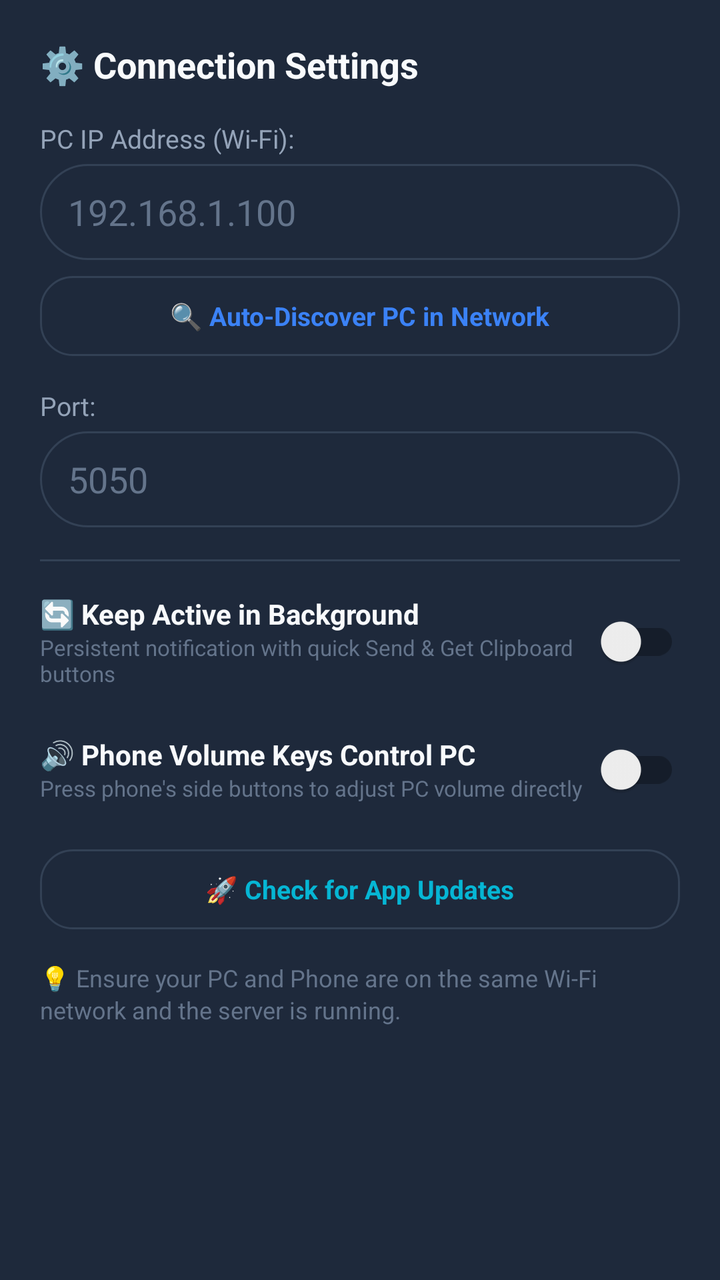
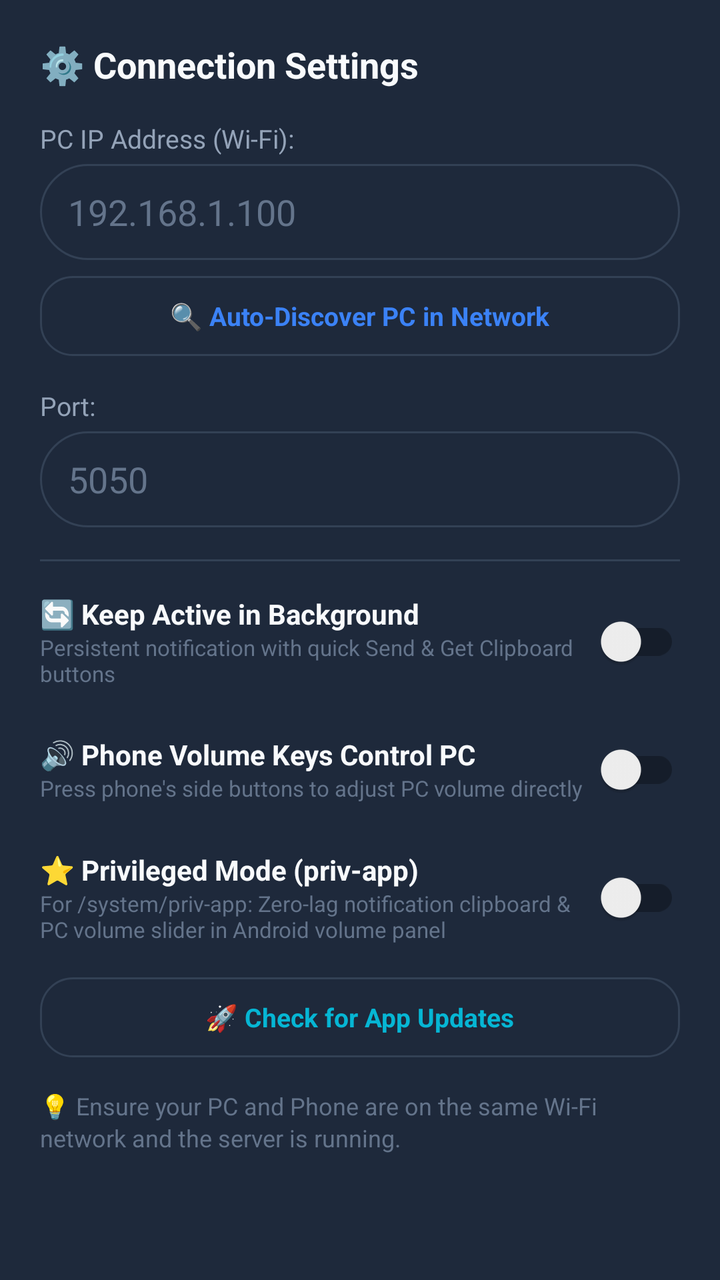

Screens rendered from an Android XML layout before and after an edit, with the pre-edit source and the edit as a unified diff.
<!-- AndroidManifest.xml: application theme Theme.PCRemote -->
<!-- res/layout/dialog_settings.xml -->
<?xml version="1.0" encoding="utf-8"?>
<LinearLayout xmlns:android="http://schemas.android.com/apk/res/android"
    android:layout_width="match_parent"
    android:layout_height="wrap_content"
    android:orientation="vertical"
    android:padding="20dp"
    android:background="@color/surface_dark">

    <TextView
        android:layout_width="match_parent"
        android:layout_height="wrap_content"
        android:text="⚙️ Connection Settings"
        android:textColor="@color/text_primary"
        android:textSize="18sp"
        android:textStyle="bold"
        android:layout_marginBottom="16dp" />

    <TextView
        android:layout_width="match_parent"
        android:layout_height="wrap_content"
        android:text="PC IP Address (Wi-Fi):"
        android:textColor="@color/text_secondary"
        android:textSize="13sp"
        android:layout_marginBottom="4dp" />

    <EditText
        android:id="@+id/etIpAddress"
        android:layout_width="match_parent"
        android:layout_height="48dp"
        android:background="@drawable/bg_input"
        android:paddingStart="14dp"
        android:paddingEnd="14dp"
        android:hint="192.168.1.100"
        android:textColorHint="@color/text_muted"
        android:textColor="@color/text_primary"
        android:inputType="textUri"
        android:layout_marginBottom="8dp" />

    <LinearLayout
        android:id="@+id/btnAutoDiscover"
        android:layout_width="match_parent"
        android:layout_height="40dp"
        android:background="@drawable/bg_chip"
        android:gravity="center"
        android:clickable="true"
        android:focusable="true"
        android:layout_marginBottom="16dp">

        <TextView
            android:id="@+id/tvAutoDiscoverText"
            android:layout_width="wrap_content"
            android:layout_height="wrap_content"
            android:text="🔍 Auto-Discover PC in Network"
            android:textColor="@color/accent_blue"
            android:textSize="13sp"
            android:textStyle="bold" />
    </LinearLayout>

    <TextView
        android:layout_width="match_parent"
        android:layout_height="wrap_content"
        android:text="Port:"
        android:textColor="@color/text_secondary"
        android:textSize="13sp"
        android:layout_marginBottom="4dp" />

    <EditText
        android:id="@+id/etPort"
        android:layout_width="match_parent"
        android:layout_height="48dp"
        android:background="@drawable/bg_input"
        android:paddingStart="14dp"
        android:paddingEnd="14dp"
        android:hint="5050"
        android:textColorHint="@color/text_muted"
        android:textColor="@color/text_primary"
        android:inputType="number"
        android:layout_marginBottom="16dp" />

    
    <View
        android:layout_width="match_parent"
        android:layout_height="1dp"
        android:background="#334155"
        android:layout_marginBottom="16dp" />

    
    <LinearLayout
        android:layout_width="match_parent"
        android:layout_height="wrap_content"
        android:orientation="horizontal"
        android:gravity="center_vertical"
        android:layout_marginBottom="16dp">

        <LinearLayout
            android:layout_width="0dp"
            android:layout_height="wrap_content"
            android:layout_weight="1"
            android:orientation="vertical">

            <TextView
                android:layout_width="wrap_content"
                android:layout_height="wrap_content"
                android:text="🔄 Keep Active in Background"
                android:textColor="@color/text_primary"
                android:textSize="14sp"
                android:textStyle="bold" />

            <TextView
                android:layout_width="wrap_content"
                android:layout_height="wrap_content"
                android:text="Persistent notification with quick Send &amp; Get Clipboard buttons"
                android:textColor="@color/text_muted"
                android:textSize="11sp" />
        </LinearLayout>

        <androidx.appcompat.widget.SwitchCompat
            android:id="@+id/switchKeepBackground"
            android:layout_width="wrap_content"
            android:layout_height="wrap_content" />
    </LinearLayout>

    
    <LinearLayout
        android:layout_width="match_parent"
        android:layout_height="wrap_content"
        android:orientation="horizontal"
        android:gravity="center_vertical"
        android:layout_marginBottom="16dp">

        <LinearLayout
            android:layout_width="0dp"
            android:layout_height="wrap_content"
            android:layout_weight="1"
            android:orientation="vertical">

            <TextView
                android:layout_width="wrap_content"
                android:layout_height="wrap_content"
                android:text="🔊 Phone Volume Keys Control PC"
                android:textColor="@color/text_primary"
                android:textSize="14sp"
                android:textStyle="bold" />

            <TextView
                android:layout_width="wrap_content"
                android:layout_height="wrap_content"
                android:text="Press phone's side buttons to adjust PC volume directly"
                android:textColor="@color/text_muted"
                android:textSize="11sp" />
        </LinearLayout>

        <androidx.appcompat.widget.SwitchCompat
            android:id="@+id/switchHwVolume"
            android:layout_width="wrap_content"
            android:layout_height="wrap_content" />
    </LinearLayout>

    
    <LinearLayout
        android:id="@+id/btnCheckUpdates"
        android:layout_width="match_parent"
        android:layout_height="40dp"
        android:background="@drawable/bg_chip"
        android:gravity="center"
        android:clickable="true"
        android:focusable="true"
        android:layout_marginBottom="16dp">

        <TextView
            android:id="@+id/tvCheckUpdatesText"
            android:layout_width="wrap_content"
            android:layout_height="wrap_content"
            android:text="🚀 Check for App Updates"
            android:textColor="@color/accent"
            android:textSize="13sp"
            android:textStyle="bold" />
    </LinearLayout>

    <TextView
        android:layout_width="match_parent"
        android:layout_height="wrap_content"
        android:text="💡 Ensure your PC and Phone are on the same Wi-Fi network and the server is running."
        android:textColor="@color/text_muted"
        android:textSize="12sp"
        android:lineSpacingExtra="2dp" />

</LinearLayout>
<!-- resources referenced by this layout -->
<resources>
  <color name="accent">#06B6D4</color>
  <color name="accent_blue">#3B82F6</color>
  <color name="surface_dark">#1E293B</color>
  <color name="text_muted">#64748B</color>
  <color name="text_primary">#F8FAFC</color>
  <color name="text_secondary">#94A3B8</color>
  <!-- drawable bg_chip (drawable) -->
  <?xml version="1.0" encoding="utf-8"?>
  <ripple xmlns:android="http://schemas.android.com/apk/res/android"
      android:color="@color/primary_light">
      <item>
          <shape>
              <solid android:color="@color/surface_dark" />
              <stroke android:width="1dp" android:color="@color/surface_variant" />
              <corners android:radius="16dp" />
              <padding
                  android:left="14dp"
                  android:top="8dp"
                  android:right="14dp"
                  android:bottom="8dp" />
          </shape>
      </item>
  </ripple>
  <!-- drawable bg_input (drawable) -->
  <?xml version="1.0" encoding="utf-8"?>
  <shape xmlns:android="http://schemas.android.com/apk/res/android">
      <solid android:color="@color/surface_dark" />
      <stroke android:width="1dp" android:color="@color/surface_variant" />
      <corners android:radius="24dp" />
  </shape>
  <style name="Theme.PCRemote" parent="Theme.MaterialComponents.DayNight.NoActionBar">
          
          <item name="colorPrimary">@color/primary</item>
          <item name="colorPrimaryVariant">@color/primary_dark</item>
          <item name="colorOnPrimary">@color/text_primary</item>
          
          <item name="colorSecondary">@color/accent</item>
          <item name="colorSecondaryVariant">@color/accent</item>
          <item name="colorOnSecondary">@color/text_primary</item>
          
          <item name="android:statusBarColor">@color/bg_dark</item>
          <item name="android:windowBackground">@color/bg_dark</item>
      </style>
  <color name="primary_light">#14B8A6</color>
  <color name="surface_variant">#334155</color>
  <color name="primary">#0D9488</color>
  <color name="primary_dark">#0F766E</color>
  <color name="bg_dark">#0F172A</color>
</resources>

<!-- the commit's change to res/layout/dialog_settings.xml (unified diff, before → after) -->
@@ -158,6 +158,42 @@
 
     
     <LinearLayout
+        android:layout_width="match_parent"
+        android:layout_height="wrap_content"
+        android:orientation="horizontal"
+        android:gravity="center_vertical"
+        android:layout_marginBottom="16dp">
+
+        <LinearLayout
+            android:layout_width="0dp"
+            android:layout_height="wrap_content"
+            android:layout_weight="1"
+            android:orientation="vertical">
+
+            <TextView
+                android:layout_width="wrap_content"
+                android:layout_height="wrap_content"
+                android:text="⭐ Privileged Mode (priv-app)"
+                android:textColor="@color/text_primary"
+                android:textSize="14sp"
+                android:textStyle="bold" />
+
+            <TextView
+                android:layout_width="wrap_content"
+                android:layout_height="wrap_content"
+                android:text="For /system/priv-app: Zero-lag notification clipboard &amp; PC volume slider in Android volume panel"
+                android:textColor="@color/text_muted"
+                android:textSize="11sp" />
+        </LinearLayout>
+
+        <androidx.appcompat.widget.SwitchCompat
+            android:id="@+id/switchPrivAppMode"
+            android:layout_width="wrap_content"
+            android:layout_height="wrap_content" />
+    </LinearLayout>
+
+    
+    <LinearLayout
         android:id="@+id/btnCheckUpdates"
         android:layout_width="match_parent"
         android:layout_height="40dp"
